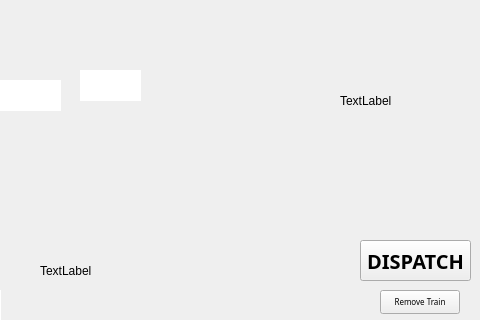
ethanbwillis/Ride-Restraint-Interface, file RideRestraintInterface/mainwindow.ui: the form before one commit; both pictures show x 230 to 710 and y 0 to 320 of the 800 by 600 pixel window.
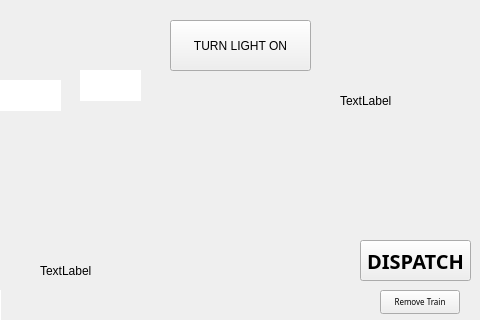
The form after the commit.

Commit message: added write to board functionality

```diff
--- a/RideRestraintInterface/mainwindow.ui
+++ b/RideRestraintInterface/mainwindow.ui
@@ -595,6 +595,19 @@
      <string>TextLabel</string>
     </property>
    </widget>
+   <widget class="QPushButton" name="lightButton">
+    <property name="geometry">
+     <rect>
+      <x>400</x>
+      <y>20</y>
+      <width>141</width>
+      <height>51</height>
+     </rect>
+    </property>
+    <property name="text">
+     <string>TURN LIGHT ON</string>
+    </property>
+   </widget>
   </widget>
   <widget class="QMenuBar" name="menubar">
    <property name="geometry">
```
The commit also changes 2 other files.
